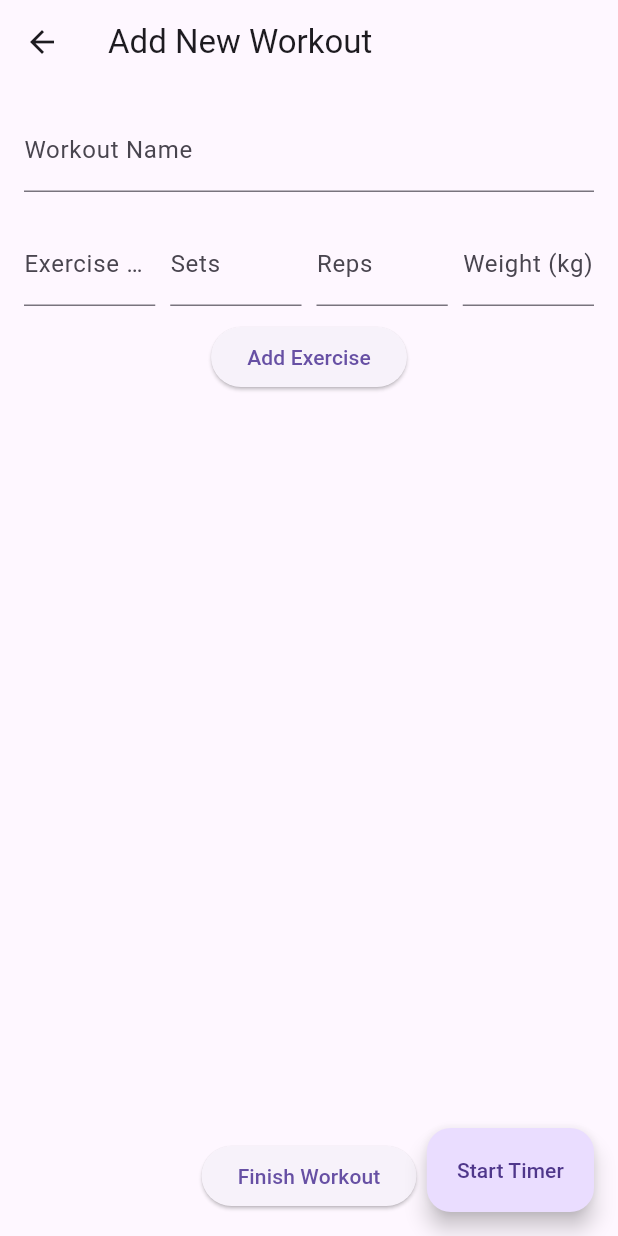
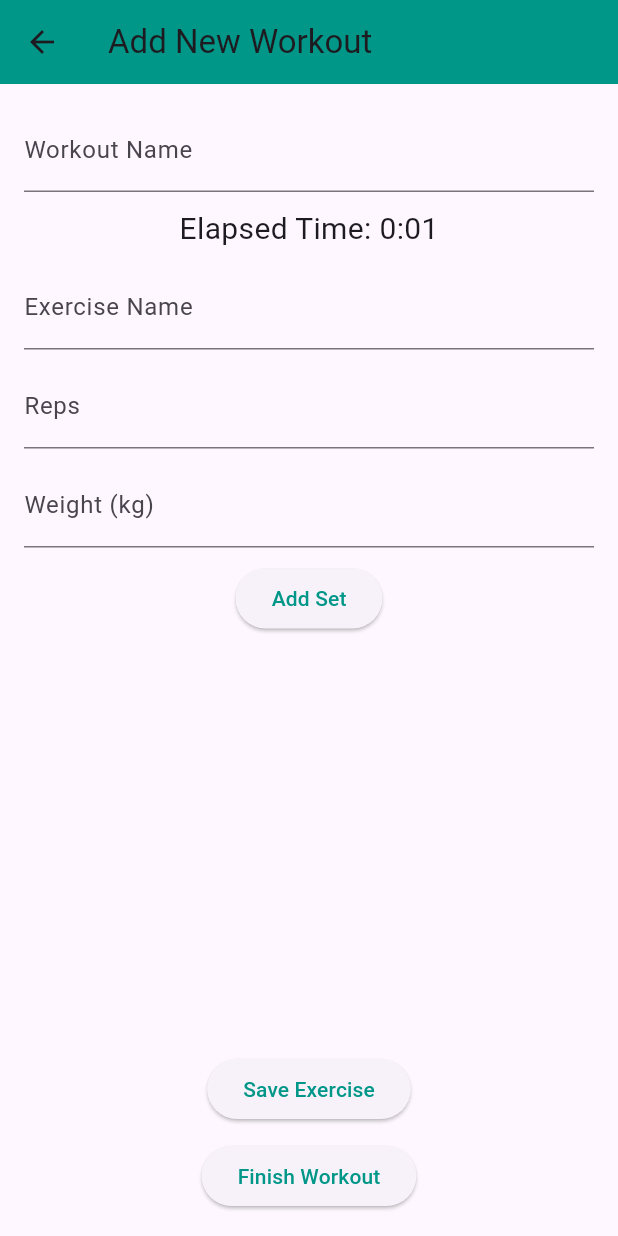
Before and after one commit to KKomail/better, a Flutter app: the AddWorkoutScreen screen opened directly, on a phone screen of 412 x 824 dp. Run offline on Flutter 3.47's test engine with Material 3 defaults, Android fonts, the phone set to English and light mode, and no system bars; our stand-ins replace firebase_auth; accounts and stored records are empty.

Commit message:
Added better UI for workoutScreen and added set by set functionality

```diff
--- a/lib/endpoints/ExerciseLibraryScreen.dart
+++ b/lib/endpoints/ExerciseLibraryScreen.dart
@@ -2,8 +2,6 @@ import 'package:flutter/material.dart';
 import 'dart:async';
 import 'dart:convert';
 import 'package:http/http.dart' as http;
-
-// TODO: Try make this work??
 
 class ExerciseLibraryScreen extends StatefulWidget {
   @override
@@ -48,6 +46,7 @@ class _ExerciseLibraryScreenState extends State<ExerciseLibraryScreen> {
               itemBuilder: (context, index) {
                 return ListTile(
                   title: Text(_exercises[index]['name']),
+                  // TODO: Clickable cards that return the description of workout
                   //subtitle: Text(_exercises[index]['description']),
                 );
               },
--- a/lib/screens/WorkoutPlan/WorkoutListScreen.dart
+++ b/lib/screens/WorkoutPlan/WorkoutListScreen.dart
@@ -1,26 +1,30 @@
 import 'package:flutter/material.dart';
 import 'dart:async';
 
+// TODO: Store in back end (dbs)
+
+class Set {
+  int reps;
+  double weight;
+  Set({required this.reps, required this.weight});
+}
+
 class Exercise {
   final String name;
-  int sets;
-  int reps;
-  double weight;
-  // RPE?
+  List<Set> sets;
 
-  Exercise(this.name, {this.sets = 1, this.reps = 1, this.weight = 0.0});
+  Exercise(this.name, {required this.sets});
 }
 
-// Model class for Workout
 class Workout {
   final String name;
   final List<Exercise> exercises;
-  final int duration; // Duration in seconds
+  final int duration; // in seconds
+  final DateTime date;
 
-  Workout(this.name, this.exercises, this.duration);
+  Workout(this.name, this.exercises, this.duration) : date = DateTime.now();
 }
 
-// Main screen to display workouts and add new ones
 class WorkoutListScreen extends StatefulWidget {
   const WorkoutListScreen({super.key});
 
@@ -42,22 +46,37 @@ class _WorkoutListScreenState extends State<WorkoutListScreen> {
     return Scaffold(
       appBar: AppBar(
         title: const Text('My Workouts'),
+        backgroundColor: Colors.teal,
       ),
-      body: Column(
-        children: [
-          Expanded(
+      body: Padding(
+        padding: const EdgeInsets.all(8.0),
         child: ListView.builder(
           itemCount: workouts.length,
           itemBuilder: (context, index) {
             return Card(
-                  margin: const EdgeInsets.all(8.0),
+              margin: const EdgeInsets.symmetric(vertical: 8.0),
+              elevation: 4,
               child: ListTile(
-                    title: Text(workouts[index].name),
+                title: Text(workouts[index].name,
+                    style: const TextStyle(fontSize: 22, fontWeight: FontWeight.bold)),
                 subtitle: Column(
                   crossAxisAlignment: CrossAxisAlignment.start,
                   children: [
+                    Text(
+                      'Date: ${workouts[index].date.toLocal().toString().split(' ')[0]}',
+                      style: TextStyle(color: Colors.grey[600]),
+                    ),
+                    const SizedBox(height: 5),
+                    const Text(
+                      'Exercises',
+                      style: TextStyle(fontWeight: FontWeight.bold),
+                    ),
                     ...workouts[index].exercises.map((exercise) {
-                          return Text('${exercise.name}: ${exercise.sets} sets x ${exercise.reps} reps @ ${exercise.weight} kg');
+                      double bestWeight = exercise.sets.isNotEmpty
+                          ? exercise.sets.map((s) => s.weight).reduce((a, b) => a > b ? a : b)
+                          : 0.0;
+
+                      return Text('${exercise.name}: Best Set @ ${bestWeight} kg');
                     }),
                     Text('Total Duration: ${workouts[index].duration ~/ 60} min ${workouts[index].duration % 60} sec'),
                   ],
@@ -67,25 +86,23 @@ class _WorkoutListScreenState extends State<WorkoutListScreen> {
           },
         ),
       ),
-          ElevatedButton(
+      floatingActionButton: FloatingActionButton(
         onPressed: () async {
           final newWorkout = await Navigator.push(
             context,
-                MaterialPageRoute(builder: (context) => AddWorkoutScreen()),
+            MaterialPageRoute(builder: (context) => const AddWorkoutScreen()),
           );
           if (newWorkout != null) {
             _addWorkout(newWorkout);
           }
         },
-            child: const Text('+ Start New Workout'),
-          ),
-        ],
+        backgroundColor: Colors.teal,
+        child: const Icon(Icons.add),
       ),
     );
   }
 }
 
-// Screen to add a new workout
 class AddWorkoutScreen extends StatefulWidget {
   const AddWorkoutScreen({super.key});
 
@@ -95,22 +112,23 @@ class AddWorkoutScreen extends StatefulWidget {
 
 class _AddWorkoutScreenState extends State<AddWorkoutScreen> {
   final TextEditingController _workoutNameController = TextEditingController();
-  final List<Exercise> _exercises = [];
-
   final TextEditingController _exerciseNameController = TextEditingController();
-  final TextEditingController _setsController = TextEditingController();
   final TextEditingController _repsController = TextEditingController();
   final TextEditingController _weightController = TextEditingController();
 
+  final List<Exercise> _exercises = [];
+  final List<Set> _currentSets = [];
   late Timer _timer;
   int _elapsedTime = 0; // Time in seconds
-  bool _isRunning = false;
+
+  @override
+  void initState() {
+    super.initState();
+    _startTimer();
+  }
 
   void _startTimer() {
-    setState(() {
-      _isRunning = true;
     _elapsedTime = 0; // Reset elapsed time
-    });
     _timer = Timer.periodic(const Duration(seconds: 1), (timer) {
       setState(() {
         _elapsedTime++;
@@ -119,46 +137,48 @@ class _AddWorkoutScreenState extends State<AddWorkoutScreen> {
   }
 
   void _stopTimer() {
-    setState(() {
-      _isRunning = false;
-    });
     _timer.cancel();
   }
 
-  void _addExercise() {
-    if (_exerciseNameController.text.isNotEmpty &&
-        _setsController.text.isNotEmpty &&
-        _repsController.text.isNotEmpty &&
-        _weightController.text.isNotEmpty) {
-
+  void _addSet() {
+    if (_repsController.text.isNotEmpty && _weightController.text.isNotEmpty) {
       setState(() {
-        final exercise = Exercise(
-          _exerciseNameController.text,
-          sets: int.parse(_setsController.text),
+        final set = Set(
           reps: int.parse(_repsController.text),
           weight: double.parse(_weightController.text),
         );
-        _exercises.add(exercise);
-        // Clear the input fields after adding an exercise
-        _exerciseNameController.clear();
-        _setsController.clear();
+        _currentSets.add(set);
         _repsController.clear();
         _weightController.clear();
       });
     } else {
       ScaffoldMessenger.of(context).showSnackBar(const SnackBar(
-        content: Text('Please fill all fields.'),
+        content: Text('Please enter reps and weight.'),
+      ));
+    }
+  }
+
+  void _saveExercise() {
+    if (_exerciseNameController.text.isNotEmpty && _currentSets.isNotEmpty) {
+      setState(() {
+        final exercise = Exercise(
+          _exerciseNameController.text,
+          sets: List.from(_currentSets),
+        );
+        _exercises.add(exercise);
+        _currentSets.clear();
+        _exerciseNameController.clear();
+      });
+    } else {
+      ScaffoldMessenger.of(context).showSnackBar(const SnackBar(
+        content: Text('Please enter an exercise name and at least one set.'),
       ));
     }
   }
 
   void _saveWorkout() {
     if (_workoutNameController.text.isNotEmpty && _exercises.isNotEmpty) {
-      // Stop the timer before saving the workout
-      if (_isRunning) {
       _stopTimer();
-      }
-
       Navigator.pop(context, Workout(_workoutNameController.text, _exercises, _elapsedTime));
     } else {
       ScaffoldMessenger.of(context).showSnackBar(const SnackBar(
@@ -172,6 +192,7 @@ class _AddWorkoutScreenState extends State<AddWorkoutScreen> {
     return Scaffold(
       appBar: AppBar(
         title: const Text('Add New Workout'),
+        backgroundColor: Colors.teal,
       ),
       body: Padding(
         padding: const EdgeInsets.all(16.0),
@@ -182,75 +203,59 @@ class _AddWorkoutScreenState extends State<AddWorkoutScreen> {
               decoration: const InputDecoration(labelText: 'Workout Name'),
             ),
             const SizedBox(height: 10),
-            if (_isRunning)
             Text('Elapsed Time: ${_elapsedTime ~/ 60}:${(_elapsedTime % 60).toString().padLeft(2, '0')}',
                   style: const TextStyle(fontSize: 20)),
-            const SizedBox(height:10),
-            Row(
-              children: [
+            const SizedBox(height: 10),
+            TextField(
+              controller: _exerciseNameController,
+              decoration: const InputDecoration(labelText: 'Exercise Name'),
+            ),
+            const SizedBox(height: 10),
+            TextField(
+              controller: _repsController,
+              decoration: const InputDecoration(labelText: 'Reps'),
+              keyboardType: TextInputType.number,
+            ),
+            const SizedBox(height: 10),
+            TextField(
+              controller: _weightController,
+              decoration: const InputDecoration(labelText: 'Weight (kg)'),
+              keyboardType: TextInputType.numberWithOptions(decimal: true),
+            ),
+            const SizedBox(height: 10),
+            ElevatedButton(
+              onPressed: _addSet,
+              child: const Text('Add Set'),
+              style: ElevatedButton.styleFrom(foregroundColor: Colors.teal),
+            ),
+            const SizedBox(height: 10),
             Expanded(
-                  child: TextField(
-                    controller: _exerciseNameController,
-                    decoration:
-                        const InputDecoration(labelText: 'Exercise Name'),
+              child: ListView.builder(
+                itemCount: _currentSets.length,
+                itemBuilder: (context, index) {
+                  return Card(
+                    margin: const EdgeInsets.symmetric(vertical: 4.0),
+                    child: ListTile(
+                      title: Text('Set ${index + 1}: ${_currentSets[index].reps} reps @ ${_currentSets[index].weight} kg'),
+                    ),
+                  );
+                },
               ),
             ),
-                const SizedBox(width:10),
-                Expanded(
-                  child: TextField(
-                    controller:_setsController,
-                    decoration:
-                        const InputDecoration(labelText:'Sets', hintText:'e.g.3'), // This should display the previous set record
-                    keyboardType:
-                        const TextInputType.numberWithOptions(decimal:false),
+            ElevatedButton(
+              onPressed: _saveExercise,
+              child: const Text('Save Exercise'),
+              style: ElevatedButton.styleFrom(foregroundColor: Colors.teal),
             ),
-                ),
-                const SizedBox(width:10),
-                Expanded(
-                  child: TextField(
-                    controller:_repsController,
-                    decoration:
-                        const InputDecoration(labelText:'Reps', hintText:'e.g.10'), // This should display the previous rep record
-                    keyboardType:
-                        const TextInputType.numberWithOptions(decimal:false),
-                  ),
-                ),
-                const SizedBox(width:10),
-                Expanded(
-                  child: TextField(
-                    controller:_weightController,
-                    decoration:
-                        const InputDecoration(labelText:'Weight (kg)', hintText:'e.g.20'), // This should display the previous weight PR
-                    keyboardType:
-                        const TextInputType.numberWithOptions(decimal:true),
-                  ),
+            const SizedBox(height: 10),
+            ElevatedButton(
+              onPressed: _saveWorkout,
+              child: const Text('Finish Workout'),
+              style: ElevatedButton.styleFrom(foregroundColor: Colors.teal),
             ),
           ],
         ),
-            const SizedBox(height :10),
-            ElevatedButton(
-              onPressed:_addExercise,
-              child :const Text('Add Exercise')
       ),
-            Expanded(
-              child : ListView.builder(
-                itemCount:_exercises.length,
-                itemBuilder:(context,index){
-                  return Card(child:
-                  ListTile(title:
-                  Text('${_exercises[index].name}: ${_exercises[index].sets} sets x ${_exercises[index].reps} reps @ ${_exercises[index].weight} kg')));
-                },
-              )
-            ),
-            ElevatedButton(
-              onPressed:_saveWorkout,
-              child :const Text('Finish Workout')
-            )
-          ],
-        ),
-      ),
-      floatingActionButton:_isRunning ? FloatingActionButton.extended(onPressed:_stopTimer,label :const Text('Stop Timer')) :
-       FloatingActionButton.extended(onPressed:_startTimer,label :const Text('Start Timer')),
     );
   }
 }
```
Also changed, not shown: lib/routes/app_routes.dart (+3 -4 lines). Lines whose indentation alone changed are shown as unchanged.
